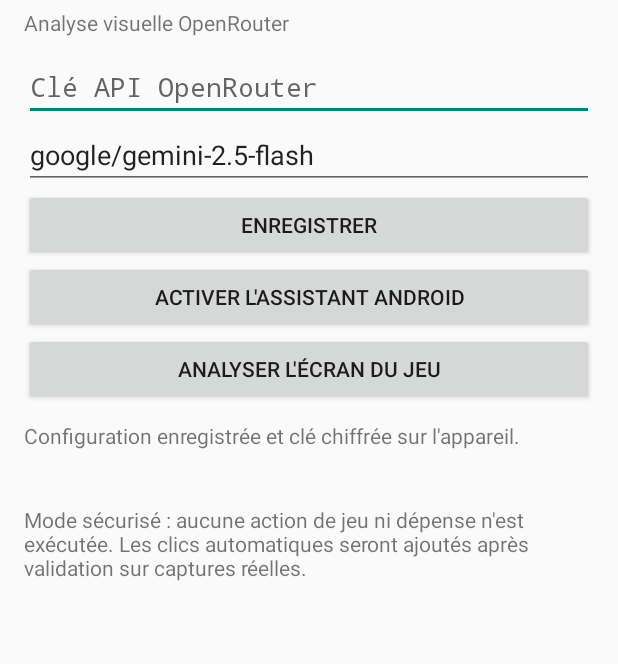
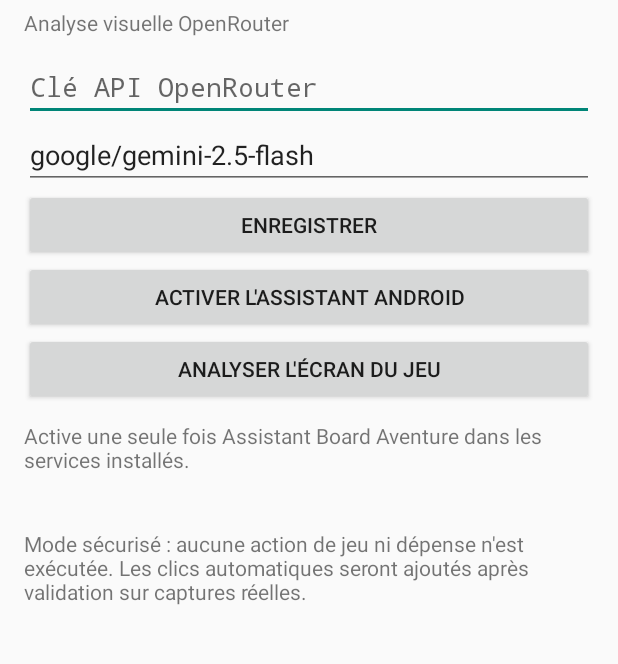
Before and after one commit to nul353000-tech/board-aventure-ia, an Android app: the screen it shows after launch (MainActivity), after a tap on "ACTIVER L'ASSISTANT ANDROID", on a phone screen of 412 x 824 dp, the part 73-737 px from its top. Run offline under Robolectric (Android 15) with nearby library versions, the phone set to English and light mode, and no system bars; 1 other tap on this screen came first.

Commit message:
Avoid reopening accessibility settings when service is already enabled

```diff
--- a/BoardAventureIA/app/src/main/java/fr/boardaventure/ia/MainActivity.kt
+++ b/BoardAventureIA/app/src/main/java/fr/boardaventure/ia/MainActivity.kt
@@ -2,6 +2,8 @@ package fr.boardaventure.ia
 import android.content.Intent
 import android.os.Bundle
 import android.provider.Settings
+import android.text.TextUtils
+import android.content.ComponentName
 import android.widget.*
 import androidx.activity.ComponentActivity
 import androidx.lifecycle.lifecycleScope
@@ -26,7 +28,14 @@ class MainActivity : ComponentActivity() {
             store.saveApiKey(key.text.toString().trim()); store.saveModel(model.text.toString().trim())
             status.text = "Configuration enregistrée et clé chiffrée sur l'appareil."
         }})
-        box.addView(Button(this).apply { text = "Activer l'assistant Android"; setOnClickListener { startActivity(Intent(Settings.ACTION_ACCESSIBILITY_SETTINGS)) }})
+        box.addView(Button(this).apply { text = "Activer l'assistant Android"; setOnClickListener {
+            if (isAccessibilityServiceEnabled()) {
+                status.text = "Assistant déjà activé. Ouvre Board Aventure : le bouton flottant Analyser sera disponible."
+            } else {
+                status.text = "Active une seule fois Assistant Board Aventure dans les services installés."
+                startActivity(Intent(Settings.ACTION_ACCESSIBILITY_SETTINGS))
+            }
+        }})
         box.addView(Button(this).apply { text = "Analyser l'écran du jeu"; setOnClickListener { analyze() }})
         status = TextView(this).apply { text = "État : en attente"; setPadding(0, 16, 0, 8) }
         result = TextView(this).apply { textSize = 14f }
@@ -37,6 +46,12 @@ class MainActivity : ComponentActivity() {
         })
         setContentView(ScrollView(this).apply { addView(box) })
     }
+    private fun isAccessibilityServiceEnabled(): Boolean {
+        val enabled = Settings.Secure.getString(contentResolver, Settings.Secure.ENABLED_ACCESSIBILITY_SERVICES)
+        val expected = ComponentName(this, GameAssistService::class.java).flattenToString()
+        return !TextUtils.isEmpty(enabled) && enabled.split(':').any { it.equals(expected, ignoreCase = true) }
+    }
+
     private fun analyze() {
         val api = store.apiKey()
         if (api.isNullOrBlank()) { status.text = "Enregistre ta clé OpenRouter."; return }
```
